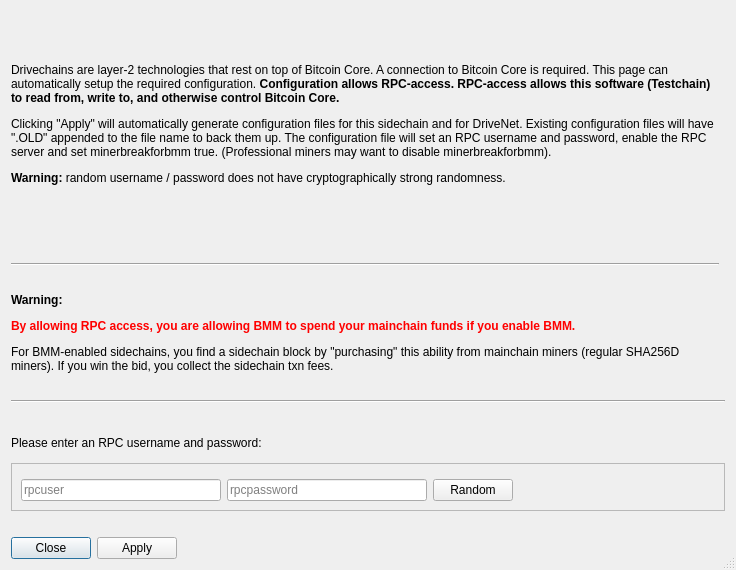
Before: the Qt Designer form src/qt/forms/confgeneratordialog.ui in skydogenet/sidechains, drawn with Qt 5.
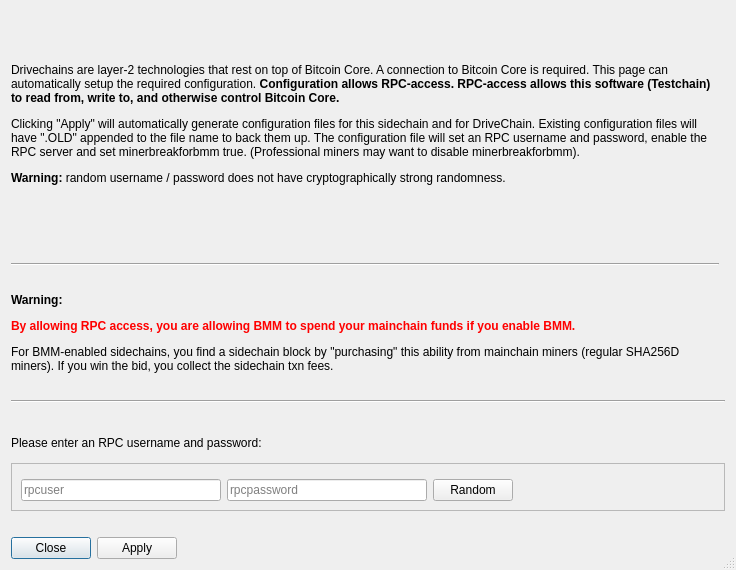
After: the same form once the commit is applied. Icons and pictures are not drawn.

Commit message: Renaming DriveNet -> DriveChain

Patch:
```diff
--- a/src/qt/forms/confgeneratordialog.ui
+++ b/src/qt/forms/confgeneratordialog.ui
@@ -74,7 +74,7 @@
       <number>0</number>
      </property>
      <property name="text">
-      <string>&lt;html&gt;&lt;head/&gt;&lt;body&gt;&lt;p&gt;Drivechains are layer-2 technologies that rest on top of Bitcoin Core. A connection to Bitcoin Core is required. This page can automatically setup the required configuration. &lt;span style=&quot; font-weight:600;&quot;&gt;Configuration allows RPC-access. RPC-access allows this software (Testchain) to read from, write to, and otherwise control Bitcoin Core.&lt;/span&gt;&lt;/p&gt;&lt;p&gt;Clicking &amp;quot;Apply&amp;quot; will automatically generate configuration files for this sidechain and for DriveNet. Existing configuration files will have &amp;quot;.OLD&amp;quot; appended to the file name to back them up. The configuration file will set an RPC username and password, enable the RPC server and set minerbreakforbmm true. (Professional miners may want to disable minerbreakforbmm). &lt;/p&gt;&lt;p&gt;&lt;span style=&quot; font-weight:600;&quot;&gt;Warning:&lt;/span&gt; random username / password does not have cryptographically strong randomness.&lt;/p&gt;&lt;/body&gt;&lt;/html&gt;</string>
+      <string>&lt;html&gt;&lt;head/&gt;&lt;body&gt;&lt;p&gt;Drivechains are layer-2 technologies that rest on top of Bitcoin Core. A connection to Bitcoin Core is required. This page can automatically setup the required configuration. &lt;span style=&quot; font-weight:600;&quot;&gt;Configuration allows RPC-access. RPC-access allows this software (Testchain) to read from, write to, and otherwise control Bitcoin Core.&lt;/span&gt;&lt;/p&gt;&lt;p&gt;Clicking &amp;quot;Apply&amp;quot; will automatically generate configuration files for this sidechain and for DriveChain. Existing configuration files will have &amp;quot;.OLD&amp;quot; appended to the file name to back them up. The configuration file will set an RPC username and password, enable the RPC server and set minerbreakforbmm true. (Professional miners may want to disable minerbreakforbmm). &lt;/p&gt;&lt;p&gt;&lt;span style=&quot; font-weight:600;&quot;&gt;Warning:&lt;/span&gt; random username / password does not have cryptographically strong randomness.&lt;/p&gt;&lt;/body&gt;&lt;/html&gt;</string>
      </property>
      <property name="textFormat">
       <enum>Qt::AutoText</enum>
```
The commit also changes 9 other files.
